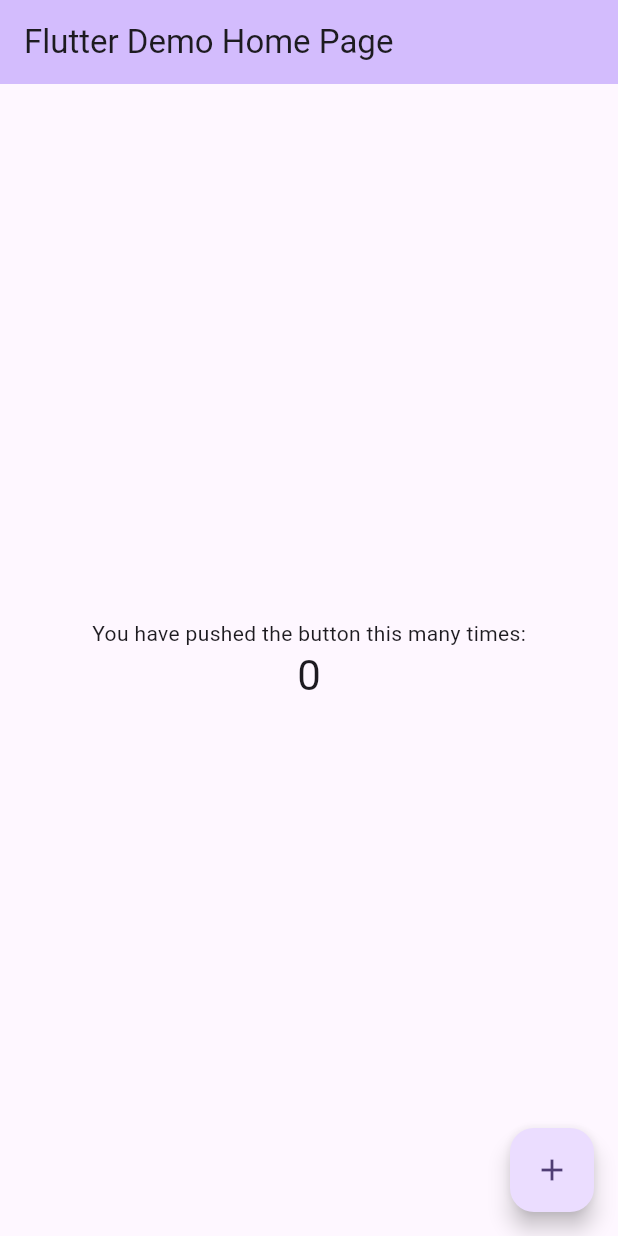
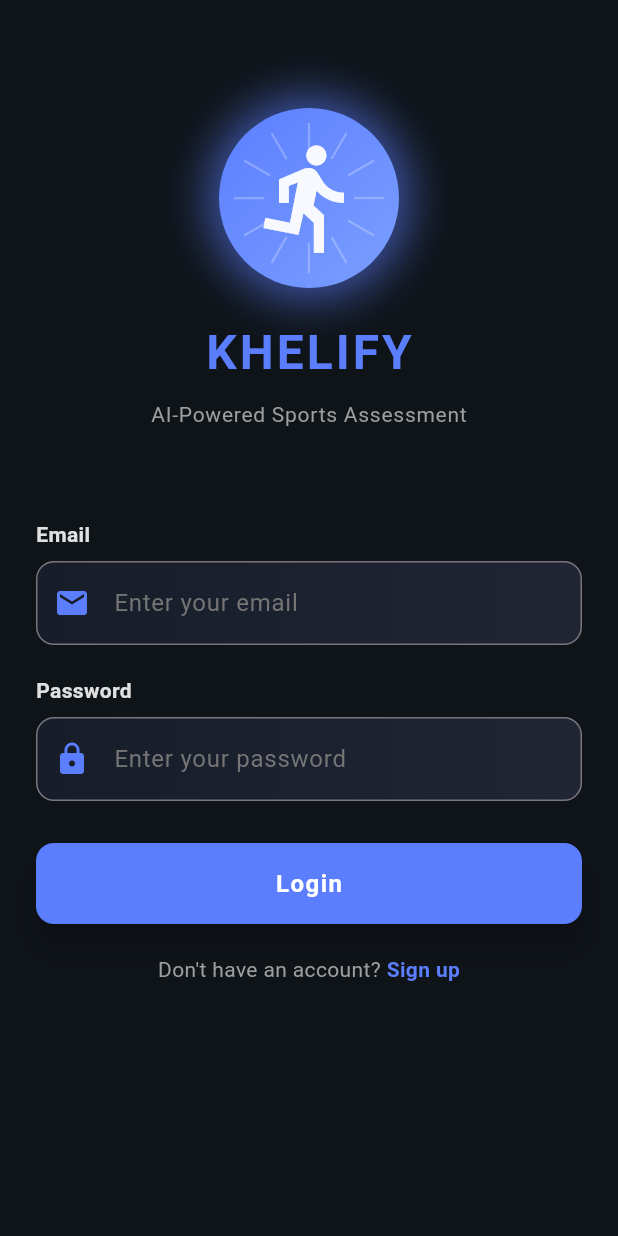
Before and after one commit to ayush2k5-cpu/khelify, a Flutter app: the screen it shows after launch, on a phone screen of 412 x 824 dp. Run offline on Flutter 3.47's test engine with Material 3 defaults, Android fonts, the light colour scheme and no system bars.

Commit message:
Day 2: Login screen dark theme - Ayush

```diff
--- a/lib/main.dart
+++ b/lib/main.dart
@@ -1,125 +1,20 @@
 import 'package:flutter/material.dart';
+import 'screens/login_screen.dart';
 
 void main() {
   runApp(const MyApp());
 }
 
 class MyApp extends StatelessWidget {
-  const MyApp({super.key});
+  const MyApp({Key? key}) : super(key: key);
 
-  // This widget is the root of your application.
   @override
   Widget build(BuildContext context) {
     return MaterialApp(
-      title: 'Flutter Demo',
-      theme: ThemeData(
-        // This is the theme of your application.
-        //
-        // TRY THIS: Try running your application with "flutter run". You'll see
-        // the application has a purple toolbar. Then, without quitting the app,
-        // try changing the seedColor in the colorScheme below to Colors.green
-        // and then invoke "hot reload" (save your changes or press the "hot
-        // reload" button in a Flutter-supported IDE, or press "r" if you used
-        // the command line to start the app).
-        //
-        // Notice that the counter didn't reset back to zero; the application
-        // state is not lost during the reload. To reset the state, use hot
-        // restart instead.
-        //
-        // This works for code too, not just values: Most code changes can be
-        // tested with just a hot reload.
-        colorScheme: ColorScheme.fromSeed(seedColor: Colors.deepPurple),
-        useMaterial3: true,
-      ),
-      home: const MyHomePage(title: 'Flutter Demo Home Page'),
+      title: 'Khelify',
+      theme: ThemeData(primarySwatch: Colors.blue),
+      home: LoginScreen(),
+      debugShowCheckedModeBanner: false,
     );
   }
 }
-
-class MyHomePage extends StatefulWidget {
-  const MyHomePage({super.key, required this.title});
-
-  // This widget is the home page of your application. It is stateful, meaning
-  // that it has a State object (defined below) that contains fields that affect
-  // how it looks.
-
-  // This class is the configuration for the state. It holds the values (in this
-  // case the title) provided by the parent (in this case the App widget) and
-  // used by the build method of the State. Fields in a Widget subclass are
-  // always marked "final".
-
-  final String title;
-
-  @override
-  State<MyHomePage> createState() => _MyHomePageState();
-}
-
-class _MyHomePageState extends State<MyHomePage> {
-  int _counter = 0;
-
-  void _incrementCounter() {
-    setState(() {
-      // This call to setState tells the Flutter framework that something has
-      // changed in this State, which causes it to rerun the build method below
-      // so that the display can reflect the updated values. If we changed
-      // _counter without calling setState(), then the build method would not be
-      // called again, and so nothing would appear to happen.
-      _counter++;
-    });
-  }
-
-  @override
-  Widget build(BuildContext context) {
-    // This method is rerun every time setState is called, for instance as done
-    // by the _incrementCounter method above.
-    //
-    // The Flutter framework has been optimized to make rerunning build methods
-    // fast, so that you can just rebuild anything that needs updating rather
-    // than having to individually change instances of widgets.
-    return Scaffold(
-      appBar: AppBar(
-        // TRY THIS: Try changing the color here to a specific color (to
-        // Colors.amber, perhaps?) and trigger a hot reload to see the AppBar
-        // change color while the other colors stay the same.
-        backgroundColor: Theme.of(context).colorScheme.inversePrimary,
-        // Here we take the value from the MyHomePage object that was created by
-        // the App.build method, and use it to set our appbar title.
-        title: Text(widget.title),
-      ),
-      body: Center(
-        // Center is a layout widget. It takes a single child and positions it
-        // in the middle of the parent.
-        child: Column(
-          // Column is also a layout widget. It takes a list of children and
-          // arranges them vertically. By default, it sizes itself to fit its
-          // children horizontally, and tries to be as tall as its parent.
-          //
-          // Column has various properties to control how it sizes itself and
-          // how it positions its children. Here we use mainAxisAlignment to
-          // center the children vertically; the main axis here is the vertical
-          // axis because Columns are vertical (the cross axis would be
-          // horizontal).
-          //
-          // TRY THIS: Invoke "debug painting" (choose the "Toggle Debug Paint"
-          // action in the IDE, or press "p" in the console), to see the
-          // wireframe for each widget.
-          mainAxisAlignment: MainAxisAlignment.center,
-          children: <Widget>[
-            const Text(
-              'You have pushed the button this many times:',
-            ),
-            Text(
-              '$_counter',
-              style: Theme.of(context).textTheme.headlineMedium,
-            ),
-          ],
-        ),
-      ),
-      floatingActionButton: FloatingActionButton(
-        onPressed: _incrementCounter,
-        tooltip: 'Increment',
-        child: const Icon(Icons.add),
-      ), // This trailing comma makes auto-formatting nicer for build methods.
-    );
-  }
-}
--- /dev/null
+++ b/lib/screens/login_screen.dart
@@ -0,0 +1,324 @@
+import 'package:flutter/material.dart';
+import 'dart:math';
+
+class LoginScreen extends StatefulWidget {
+  @override
+  State<LoginScreen> createState() => _LoginScreenState();
+}
+
+class _LoginScreenState extends State<LoginScreen> {
+  final _emailController = TextEditingController();
+  final _passwordController = TextEditingController();
+  bool _isLoading = false;
+  String? _errorMessage;
+
+  @override
+  void dispose() {
+    _emailController.dispose();
+    _passwordController.dispose();
+    super.dispose();
+  }
+
+  @override
+  Widget build(BuildContext context) {
+    return Scaffold(
+      backgroundColor: Color(0xFF0F1419),
+      body: SafeArea(
+        child: SingleChildScrollView(
+          padding: EdgeInsets.symmetric(horizontal: 24, vertical: 32),
+          child: Column(
+            crossAxisAlignment: CrossAxisAlignment.stretch,
+            children: [
+              SizedBox(height: 40),
+
+              // Custom Golden Logo with Athlete
+              Center(
+                child: Column(
+                  children: [
+                    // Golden Athletic Circle with Athlete Silhouette
+                    Container(
+                      width: 120,
+                      height: 120,
+                      decoration: BoxDecoration(
+                        shape: BoxShape.circle,
+                        gradient: LinearGradient(
+                          colors: [
+                            Color(0xFF5B7EFF),
+                            Color(0xFF7B9FFF),
+                          ],
+                          begin: Alignment.topLeft,
+                          end: Alignment.bottomRight,
+                        ),
+                        boxShadow: [
+                          BoxShadow(
+                            color: Color(0xFF5B7EFF).withOpacity(0.6),
+                            blurRadius: 25,
+                            spreadRadius: 8,
+                          ),
+                        ],
+                      ),
+                      child: Stack(
+                        alignment: Alignment.center,
+                        children: [
+                          Icon(
+                            Icons.directions_run,
+                            size: 80,
+                            color: Colors.white.withOpacity(0.95),
+                          ),
+                          Positioned(
+                            child: CustomPaint(
+                              size: Size(120, 120),
+                              painter: RadiatingLinesPainter(),
+                            ),
+                          ),
+                        ],
+                      ),
+                    ),
+                    SizedBox(height: 20),
+                    Text(
+                      'KHELIFY',
+                      style: TextStyle(
+                        fontSize: 32,
+                        fontWeight: FontWeight.bold,
+                        color: Color(0xFF5B7EFF),
+                        letterSpacing: 2,
+                      ),
+                    ),
+                    SizedBox(height: 8),
+                    Text(
+                      'AI-Powered Sports Assessment',
+                      style: TextStyle(
+                        fontSize: 14,
+                        color: Colors.grey[500],
+                        letterSpacing: 0.5,
+                      ),
+                    ),
+                  ],
+                ),
+              ),
+
+              SizedBox(height: 60),
+
+              // Email Field
+              Text(
+                'Email',
+                style: TextStyle(
+                  fontSize: 14,
+                  fontWeight: FontWeight.w600,
+                  color: Colors.grey[300],
+                ),
+              ),
+              SizedBox(height: 8),
+              Container(
+                decoration: BoxDecoration(
+                  borderRadius: BorderRadius.circular(12),
+                  gradient: LinearGradient(
+                    colors: [
+                      Color(0xFF1A1F2E).withOpacity(0.8),
+                      Color(0xFF242A3A).withOpacity(0.8),
+                    ],
+                  ),
+                ),
+                child: TextField(
+                  controller: _emailController,
+                  style: TextStyle(color: Colors.white),
+                  decoration: InputDecoration(
+                    hintText: 'Enter your email',
+                    hintStyle: TextStyle(color: Colors.grey[600]),
+                    prefixIcon: Icon(Icons.email, color: Color(0xFF5B7EFF)),
+                    border: OutlineInputBorder(
+                      borderRadius: BorderRadius.circular(12),
+                      borderSide: BorderSide(
+                        color: Color(0xFF5B7EFF).withOpacity(0.3),
+                      ),
+                    ),
+                    focusedBorder: OutlineInputBorder(
+                      borderRadius: BorderRadius.circular(12),
+                      borderSide: BorderSide(
+                        color: Color(0xFF5B7EFF),
+                        width: 2,
+                      ),
+                    ),
+                    filled: false,
+                    contentPadding: EdgeInsets.symmetric(vertical: 16),
+                  ),
+                  keyboardType: TextInputType.emailAddress,
+                ),
+              ),
+
+              SizedBox(height: 20),
+
+              // Password Field
+              Text(
+                'Password',
+                style: TextStyle(
+                  fontSize: 14,
+                  fontWeight: FontWeight.w600,
+                  color: Colors.grey[300],
+                ),
+              ),
+              SizedBox(height: 8),
+              Container(
+                decoration: BoxDecoration(
+                  borderRadius: BorderRadius.circular(12),
+                  gradient: LinearGradient(
+                    colors: [
+                      Color(0xFF1A1F2E).withOpacity(0.8),
+                      Color(0xFF242A3A).withOpacity(0.8),
+                    ],
+                  ),
+                ),
+                child: TextField(
+                  controller: _passwordController,
+                  style: TextStyle(color: Colors.white),
+                  obscureText: true,
+                  decoration: InputDecoration(
+                    hintText: 'Enter your password',
+                    hintStyle: TextStyle(color: Colors.grey[600]),
+                    prefixIcon: Icon(Icons.lock, color: Color(0xFF5B7EFF)),
+                    border: OutlineInputBorder(
+                      borderRadius: BorderRadius.circular(12),
+                      borderSide: BorderSide(
+                        color: Color(0xFF5B7EFF).withOpacity(0.3),
+                      ),
+                    ),
+                    focusedBorder: OutlineInputBorder(
+                      borderRadius: BorderRadius.circular(12),
+                      borderSide: BorderSide(
+                        color: Color(0xFF5B7EFF),
+                        width: 2,
+                      ),
+                    ),
+                    filled: false,
+                    contentPadding: EdgeInsets.symmetric(vertical: 16),
+                  ),
+                ),
+              ),
+
+              if (_errorMessage != null) ...[
+                SizedBox(height: 12),
+                Text(
+                  _errorMessage!,
+                  style: TextStyle(color: Colors.red, fontSize: 12),
+                ),
+              ],
+
+              SizedBox(height: 28),
+
+              // Login Button
+              SizedBox(
+                height: 54,
+                child: ElevatedButton(
+                  onPressed: _isLoading ? null : () {
+                    _handleLogin();
+                  },
+                  style: ElevatedButton.styleFrom(
+                    backgroundColor: Color(0xFF5B7EFF),
+                    shape: RoundedRectangleBorder(
+                      borderRadius: BorderRadius.circular(12),
+                    ),
+                    elevation: 8,
+                  ),
+                  child: _isLoading
+                      ? SizedBox(
+                          height: 24,
+                          width: 24,
+                          child: CircularProgressIndicator(
+                            valueColor: AlwaysStoppedAnimation<Color>(Colors.white),
+                            strokeWidth: 2,
+                          ),
+                        )
+                      : Text(
+                          'Login',
+                          style: TextStyle(
+                            fontSize: 16,
+                            fontWeight: FontWeight.bold,
+                            color: Colors.white,
+                            letterSpacing: 1,
+                          ),
+                        ),
+                ),
+              ),
+
+              SizedBox(height: 20),
+
+              // Signup Link
+              Row(
+                mainAxisAlignment: MainAxisAlignment.center,
+                children: [
+                  Text(
+                    'Don\'t have an account? ',
+                    style: TextStyle(color: Colors.grey[500]),
+                  ),
+                  GestureDetector(
+                    onTap: () {
+                      ScaffoldMessenger.of(context).showSnackBar(
+                        SnackBar(content: Text('Signup coming soon!')),
+                      );
+                    },
+                    child: Text(
+                      'Sign up',
+                      style: TextStyle(
+                        color: Color(0xFF5B7EFF),
+                        fontWeight: FontWeight.bold,
+                      ),
+                    ),
+                  ),
+                ],
+              ),
+            ],
+          ),
+        ),
+      ),
+    );
+  }
+
+  void _handleLogin() {
+    print('Email: ${_emailController.text}');
+    print('Password: ${_passwordController.text}');
+
+    setState(() {
+      _errorMessage = null;
+    });
+
+    setState(() => _isLoading = true);
+
+    Future.delayed(Duration(seconds: 1), () {
+      if (mounted) {
+        setState(() => _isLoading = false);
+        ScaffoldMessenger.of(context).showSnackBar(
+          SnackBar(content: Text('Logic will be connected tomorrow')),
+        );
+      }
+    });
+  }
+}
+
+class RadiatingLinesPainter extends CustomPainter {
+  @override
+  void paint(Canvas canvas, Size size) {
+    final paint = Paint()
+      ..color = Colors.white.withOpacity(0.25)
+      ..strokeWidth = 1.5;
+
+    final center = Offset(size.width / 2, size.height / 2);
+    final radius = 50.0;
+
+    for (int i = 0; i < 12; i++) {
+      final angle = (i * 360 / 12) * (3.14159 / 180);
+      final startX = center.dx + radius * 0.6 * cos(angle);
+      final startY = center.dy + radius * 0.6 * sin(angle);
+      final endX = center.dx + radius * cos(angle);
+      final endY = center.dy + radius * sin(angle);
+
+      canvas.drawLine(
+        Offset(startX, startY),
+        Offset(endX, endY),
+        paint,
+      );
+    }
+  }
+
+  @override
+  bool shouldRepaint(RadiatingLinesPainter oldDelegate) => false;
+}
```
Also changed, not shown: assets/images/logo.jpeg (added).
